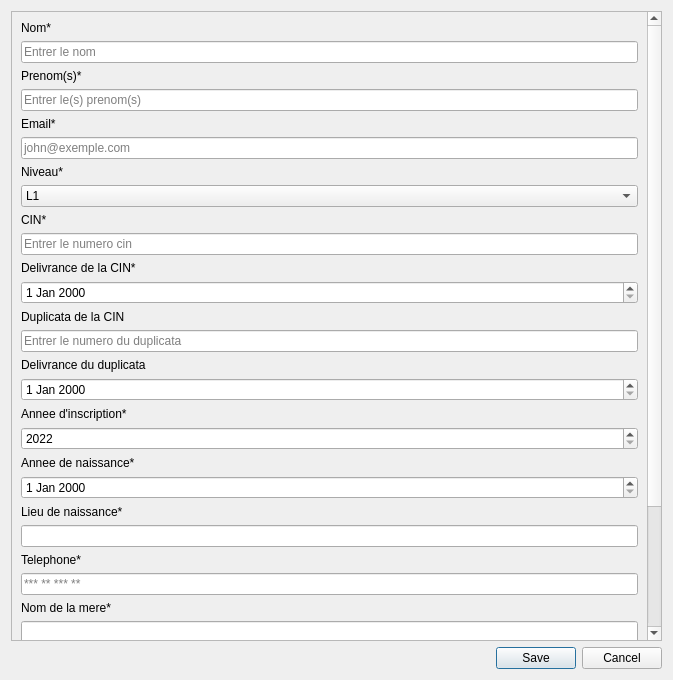
Old version of the form newstudent.ui in the repository RasolomananaOlivier/eni-registration-management.
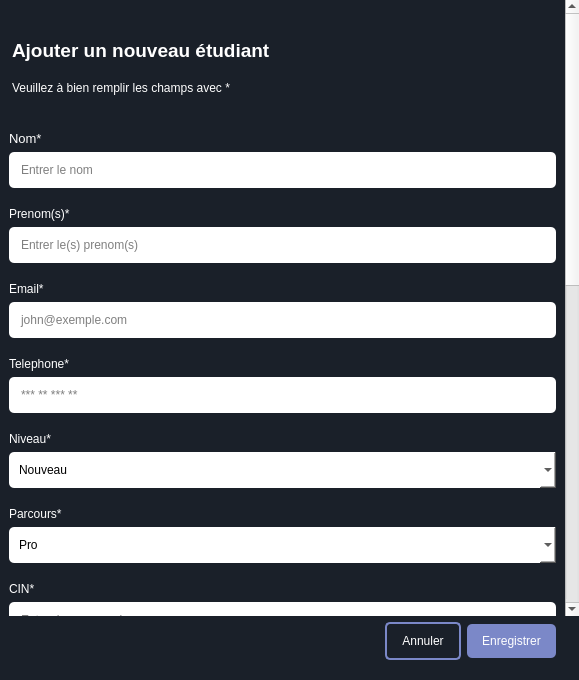
New version of the form. Icons and pictures are not drawn.

The edit to the form file:
```diff
--- a/newstudent.ui
+++ b/newstudent.ui
@@ -6,16 +6,39 @@
    <rect>
     <x>0</x>
     <y>0</y>
-    <width>673</width>
+    <width>579</width>
     <height>680</height>
    </rect>
   </property>
   <property name="windowTitle">
    <string>Dialog</string>
   </property>
-  <layout class="QGridLayout" name="gridLayout">
-   <item row="0" column="0">
+  <property name="styleSheet">
+   <string notr="true">QDialog {
+	background-color : rgb(26, 32, 41);
+}</string>
+  </property>
+  <layout class="QVBoxLayout" name="verticalLayout_18">
+   <property name="leftMargin">
+    <number>0</number>
+   </property>
+   <property name="topMargin">
+    <number>0</number>
+   </property>
+   <property name="rightMargin">
+    <number>0</number>
+   </property>
+   <property name="bottomMargin">
+    <number>0</number>
+   </property>
+   <item>
     <widget class="QScrollArea" name="scrollArea">
+     <property name="styleSheet">
+      <string notr="true">QScrollArea { 
+	background-color : transparent;
+	border: none;
+}</string>
+     </property>
      <property name="widgetResizable">
       <bool>true</bool>
      </property>
@@ -23,23 +46,66 @@
       <property name="geometry">
        <rect>
         <x>0</x>
-        <y>0</y>
-        <width>639</width>
-        <height>800</height>
+        <y>-737</y>
+        <width>565</width>
+        <height>1350</height>
        </rect>
       </property>
+      <property name="styleSheet">
+       <string notr="true">QWidget { 
+	background-color : transparent;
+}</string>
+      </property>
       <layout class="QVBoxLayout" name="verticalLayout">
+       <item>
+        <widget class="QLabel" name="label_17">
+         <property name="styleSheet">
+          <string notr="true">QLabel {
+	margin : 30px 0px 0px 0px;
+}</string>
+         </property>
+         <property name="text">
+          <string>&lt;html&gt;&lt;head/&gt;&lt;body&gt;&lt;p&gt;&lt;span style=&quot; font-size:14pt; font-weight:600; color:#ffffff;&quot;&gt;Ajouter un nouveau étudiant&lt;/span&gt;&lt;/p&gt;&lt;/body&gt;&lt;/html&gt;</string>
+         </property>
+        </widget>
+       </item>
        <item>
         <layout class="QVBoxLayout" name="verticalLayout_2">
+         <property name="topMargin">
+          <number>13</number>
+         </property>
+         <property name="bottomMargin">
+          <number>13</number>
+         </property>
+         <item>
+          <widget class="QLabel" name="label_18">
+           <property name="styleSheet">
+            <string notr="true">QLabel {
+	margin : 0px 0px 30px 0px;
+}</string>
+           </property>
+           <property name="text">
+            <string>&lt;html&gt;&lt;head/&gt;&lt;body&gt;&lt;p&gt;&lt;span style=&quot; color:#ffffff;&quot;&gt;Veuillez à bien remplir les champs avec *&lt;/span&gt;&lt;/p&gt;&lt;/body&gt;&lt;/html&gt;</string>
+           </property>
+          </widget>
+         </item>
          <item>
           <widget class="QLabel" name="label">
            <property name="text">
-            <string>Nom*</string>
+            <string>&lt;html&gt;&lt;head/&gt;&lt;body&gt;&lt;p&gt;&lt;span style=&quot; font-size:10pt; color:#ffffff;&quot;&gt;Nom*&lt;/span&gt;&lt;/p&gt;&lt;/body&gt;&lt;/html&gt;</string>
            </property>
           </widget>
          </item>
          <item>
           <widget class="QLineEdit" name="lastname">
+           <property name="styleSheet">
+            <string notr="true">QLineEdit {
+	border-radius : 5px;
+	padding : 10px;
+	background-color : white;
+}
+</string>
+           </property>
            <property name="placeholderText">
             <string>Entrer le nom</string>
            </property>
@@ -49,8 +115,20 @@
        </item>
        <item>
         <layout class="QVBoxLayout" name="verticalLayout_7">
+         <property name="topMargin">
+          <number>0</number>
+         </property>
+         <property name="bottomMargin">
+          <number>13</number>
+         </property>
          <item>
           <widget class="QLabel" name="label_6">
+           <property name="styleSheet">
+            <string notr="true">QLabel {
+	color : white;
+	font-size : 12px;
+}</string>
+           </property>
            <property name="text">
             <string>Prenom(s)*</string>
            </property>
@@ -58,6 +136,14 @@
          </item>
          <item>
           <widget class="QLineEdit" name="firstname">
+           <property name="styleSheet">
+            <string notr="true">QLineEdit {
+	border-radius : 5px;
+	padding : 10px;
+	background-color : white;
+}
+</string>
+           </property>
            <property name="placeholderText">
             <string>Entrer le(s) prenom(s)</string>
            </property>
@@ -67,8 +153,20 @@
        </item>
        <item>
         <layout class="QVBoxLayout" name="verticalLayout_9">
+         <property name="topMargin">
+          <number>0</number>
+         </property>
+         <property name="bottomMargin">
+          <number>13</number>
+         </property>
          <item>
           <widget class="QLabel" name="label_8">
+           <property name="styleSheet">
+            <string notr="true">QLabel {
+	color : white;
+	font-size : 12px;
+}</string>
+           </property>
            <property name="text">
             <string>Email*</string>
            </property>
@@ -76,6 +174,14 @@
          </item>
          <item>
           <widget class="QLineEdit" name="email">
+           <property name="styleSheet">
+            <string notr="true">QLineEdit {
+	border-radius : 5px;
+	padding : 10px;
+	background-color : white;
+}
+</string>
+           </property>
            <property name="placeholderText">
             <string>john@exemple.com</string>
            </property>
@@ -83,10 +189,54 @@
          </item>
         </layout>
        </item>
+       <item>
+        <layout class="QVBoxLayout" name="verticalLayout_14">
+         <property name="bottomMargin">
+          <number>13</number>
+         </property>
+         <item>
+          <widget class="QLabel" name="label_13">
+           <property name="styleSheet">
+            <string notr="true">QLabel {
+	color : white;
+	font-size : 12px;
+}</string>
+           </property>
+           <property name="text">
+            <string>Telephone*</string>
+           </property>
+          </widget>
+         </item>
+         <item>
+          <widget class="QLineEdit" name="phone">
+           <property name="styleSheet">
+            <string notr="true">QLineEdit {
+	border-radius : 5px;
+	padding : 10px;
+	background-color : white;
+}
+</string>
+           </property>
+           <property name="placeholderText">
+            <string>*** ** *** **</string>
+           </property>
+          </widget>
+         </item>
+        </layout>
+       </item>
        <item>
         <layout class="QVBoxLayout" name="verticalLayout_3">
+         <property name="bottomMargin">
+          <number>13</number>
+         </property>
          <item>
           <widget class="QLabel" name="label_2">
+           <property name="styleSheet">
+            <string notr="true">QLabel {
+	color : white;
+	font-size : 12px;
+}</string>
+           </property>
            <property name="text">
             <string>Niveau*</string>
            </property>
@@ -94,6 +244,19 @@
          </item>
          <item>
           <widget class="QComboBox" name="level">
+           <property name="styleSheet">
+            <string notr="true">QComboBox {
+	border-radius : 5px;
+	padding : 10px;
+	background-color : white;
+}
+</string>
+           </property>
+           <item>
+            <property name="text">
+             <string>Nouveau</string>
+            </property>
+           </item>
            <item>
             <property name="text">
              <string>L1</string>
@@ -123,10 +286,71 @@
          </item>
         </layout>
        </item>
+       <item>
+        <layout class="QVBoxLayout" name="verticalLayout_17">
+         <property name="bottomMargin">
+          <number>13</number>
+         </property>
+         <item>
+          <widget class="QLabel" name="label_16">
+           <property name="styleSheet">
+            <string notr="true">QLabel {
+	color : white;
+	font-size : 12px;
+}</string>
+           </property>
+           <property name="text">
+            <string>Parcours*</string>
+           </property>
+          </widget>
+         </item>
+         <item>
+          <widget class="QComboBox" name="category">
+           <property name="styleSheet">
+            <string notr="true">QComboBox {
+	border-radius : 5px;
+	padding : 10px;
+	background-color : white;
+}
+</string>
+           </property>
+           <item>
+            <property name="text">
+             <string>Pro</string>
+            </property>
+           </item>
+           <item>
+            <property name="text">
+             <string>Gb</string>
+            </property>
+           </item>
+           <item>
+            <property name="text">
+             <string>Sr</string>
+            </property>
+           </item>
+           <item>
+            <property name="text">
+             <string>Ig</string>
+            </property>
+           </item>
+          </widget>
+         </item>
+        </layout>
+       </item>
        <item>
         <layout class="QVBoxLayout" name="verticalLayout_10">
+         <property name="bottomMargin">
+          <number>13</number>
+         </property>
          <item>
           <widget class="QLabel" name="label_9">
+           <property name="styleSheet">
+            <string notr="true">QLabel {
+	color : white;
+	font-size : 12px;
+}</string>
+           </property>
            <property name="text">
             <string>CIN*</string>
            </property>
@@ -134,6 +358,14 @@
          </item>
          <item>
           <widget class="QLineEdit" name="cin">
+           <property name="styleSheet">
+            <string notr="true">QLineEdit {
+	border-radius : 5px;
+	padding : 10px;
+	background-color : white;
+}
+</string>
+           </property>
            <property name="text">
             <string/>
            </property>
@@ -146,22 +378,49 @@
        </item>
        <item>
         <layout class="QVBoxLayout" name="verticalLayout_4">
+         <property name="topMargin">
+          <number>13</number>
+         </property>
          <item>
           <widget class="QLabel" name="label_3">
+           <property name="styleSheet">
+            <string notr="true">QLabel {
+	color : white;
+	font-size : 12px;
+}</string>
+           </property>
            <property name="text">
             <string>Delivrance de la CIN*</string>
            </property>
           </widget>
          </item>
          <item>
-          <widget class="QDateEdit" name="deliveranceDate"/>
+          <widget class="QDateEdit" name="deliveranceDate">
+           <property name="styleSheet">
+            <string notr="true">QDateEdit {
+	border-radius : 5px;
+	padding : 10px;
+	background-color : white;
+}
+</string>
+           </property>
+          </widget>
          </item>
         </layout>
        </item>
        <item>
         <layout class="QVBoxLayout" name="verticalLayout_8">
+         <property name="topMargin">
+          <number>13</number>
+         </property>
          <item>
           <widget class="QLabel" name="label_7">
+           <property name="styleSheet">
+            <string notr="true">QLabel {
+	color : white;
+	font-size : 12px;
+}</string>
+           </property>
            <property name="text">
             <string>Duplicata de la CIN</string>
            </property>
@@ -169,6 +428,14 @@
          </item>
          <item>
           <widget class="QLineEdit" name="duplicata">
+           <property name="styleSheet">
+            <string notr="true">QLineEdit {
+	border-radius : 5px;
+	padding : 10px;
+	background-color : white;
+}
+</string>
+           </property>
            <property name="placeholderText">
             <string>Entrer le numero du duplicata</string>
            </property>
@@ -178,22 +445,49 @@
        </item>
        <item>
         <layout class="QVBoxLayout" name="verticalLayout_5">
+         <property name="topMargin">
+          <number>13</number>
+         </property>
          <item>
           <widget class="QLabel" name="label_4">
+           <property name="styleSheet">
+            <string notr="true">QLabel {
+	color : white;
+	font-size : 12px;
+}</string>
+           </property>
            <property name="text">
             <string>Delivrance du duplicata</string>
            </property>
           </widget>
          </item>
          <item>
-          <widget class="QDateEdit" name="duplicataDate"/>
+          <widget class="QDateEdit" name="duplicataDate">
+           <property name="styleSheet">
+            <string notr="true">QDateEdit {
+	border-radius : 5px;
+	padding : 10px;
+	background-color : white;
+}
+</string>
+           </property>
+          </widget>
          </item>
         </layout>
        </item>
        <item>
         <layout class="QVBoxLayout" name="verticalLayout_11">
+         <property name="topMargin">
+          <number>13</number>
+         </property>
          <item>
           <widget class="QLabel" name="label_10">
+           <property name="styleSheet">
+            <string notr="true">QLabel {
+	color : white;
+	font-size : 12px;
+}</string>
+           </property>
            <property name="text">
             <string>Annee d'inscription*</string>
            </property>
@@ -201,6 +495,14 @@
          </item>
          <item>
           <widget class="QSpinBox" name="inscriptionYear">
+           <property name="styleSheet">
+            <string notr="true">QSpinBox{
+	border-radius : 5px;
+	padding : 10px;
+	background-color : white;
+}
+</string>
+           </property>
            <property name="minimum">
             <number>2022</number>
            </property>
@@ -213,45 +515,63 @@
        </item>
        <item>
         <layout class="QVBoxLayout" name="verticalLayout_6">
+         <property name="topMargin">
+          <number>13</number>
+         </property>
          <item>
           <widget class="QLabel" name="label_5">
+           <property name="styleSheet">
+            <string notr="true">QLabel {
+	color : white;
+	font-size : 12px;
+}</string>
+           </property>
            <property name="text">
             <string>Annee de naissance*</string>
            </property>
           </widget>
          </item>
          <item>
-          <widget class="QDateEdit" name="birthday"/>
+          <widget class="QDateEdit" name="birthday">
+           <property name="styleSheet">
+            <string notr="true">QDateEdit {
+	border-radius : 5px;
+	padding : 10px;
+	background-color : white;
+}
+</string>
+           </property>
+          </widget>
          </item>
         </layout>
        </item>
        <item>
         <layout class="QVBoxLayout" name="verticalLayout_12">
+         <property name="topMargin">
+          <number>13</number>
+         </property>
          <item>
           <widget class="QLabel" name="label_11">
+           <property name="styleSheet">
+            <string notr="true">QLabel {
+	color : white;
+	font-size : 12px;
+}</string>
+           </property>
            <property name="text">
             <string>Lieu de naissance*</string>
            </property>
           </widget>
          </item>
          <item>
-          <widget class="QLineEdit" name="birthplace"/>
-         </item>
-        </layout>
-       </item>
-       <item>
-        <layout class="QVBoxLayout" name="verticalLayout_14">
-         <item>
-          <widget class="QLabel" name="label_13">
-           <property name="text">
-            <string>Telephone*</string>
-           </property>
-          </widget>
-         </item>
-         <item>
-          <widget class="QLineEdit" name="phone">
-           <property name="placeholderText">
-            <string>*** ** *** **</string>
+          <widget class="QLineEdit" name="birthplace">
+           <property name="styleSheet">
+            <string notr="true">QLineEdit {
+	border-radius : 5px;
+	padding : 10px;
+	background-color : white;
+}
+</string>
            </property>
           </widget>
          </item>
@@ -259,36 +579,84 @@
        </item>
        <item>
         <layout class="QVBoxLayout" name="verticalLayout_13">
+         <property name="topMargin">
+          <number>13</number>
+         </property>
          <item>
           <widget class="QLabel" name="label_12">
+           <property name="styleSheet">
+            <string notr="true">QLabel {
+	color : white;
+	font-size : 12px;
+}</string>
+           </property>
            <property name="text">
             <string>Nom de la mere*</string>
            </property>
           </widget>
          </item>
          <item>
-          <widget class="QLineEdit" name="motherName"/>
+          <widget class="QLineEdit" name="motherName">
+           <property name="styleSheet">
+            <string notr="true">QLineEdit {
+	border-radius : 5px;
+	padding : 10px;
+	background-color : white;
+}
+</string>
+           </property>
+          </widget>
          </item>
         </layout>
        </item>
        <item>
         <layout class="QVBoxLayout" name="verticalLayout_15">
+         <property name="topMargin">
+          <number>13</number>
+         </property>
          <item>
           <widget class="QLabel" name="label_14">
+           <property name="styleSheet">
+            <string notr="true">QLabel {
+	color : white;
+	font-size : 12px;
+}</string>
+           </property>
            <property name="text">
             <string>Nom du pere*</string>
            </property>
           </widget>
          </item>
          <item>
-          <widget class="QLineEdit" name="fatherName"/>
+          <widget class="QLineEdit" name="fatherName">
+           <property name="styleSheet">
+            <string notr="true">QLineEdit {
+	border-radius : 5px;
+	padding : 10px;
+	background-color : white;
+}
+</string>
+           </property>
+          </widget>
          </item>
         </layout>
        </item>
        <item>
         <layout class="QVBoxLayout" name="verticalLayout_16">
+         <property name="topMargin">
+          <number>0</number>
+         </property>
+         <property name="bottomMargin">
+          <number>13</number>
+         </property>
          <item>
           <widget class="QLabel" name="label_15">
+           <property name="styleSheet">
+            <string notr="true">QLabel {
+	color : white;
+	font-size : 12px;
+}</string>
+           </property>
            <property name="text">
             <string>Bac*</string>
            </property>
@@ -296,6 +664,14 @@
          </item>
          <item>
           <widget class="QComboBox" name="bac">
+           <property name="styleSheet">
+            <string notr="true">QComboBox {
+	border-radius : 5px;
+	padding : 10px;
+	background-color : white;
+}
+</string>
+           </property>
            <item>
             <property name="text">
              <string>C</string>
@@ -320,54 +696,79 @@
          </item>
         </layout>
        </item>
-       <item>
-        <layout class="QVBoxLayout" name="verticalLayout_17">
-         <item>
-          <widget class="QLabel" name="label_16">
-           <property name="text">
-            <string>Parcours*</string>
-           </property>
-          </widget>
-         </item>
-         <item>
-          <widget class="QComboBox" name="category">
-           <item>
-            <property name="text">
-             <string>Pro</string>
-            </property>
-           </item>
-           <item>
-            <property name="text">
-             <string>Gb</string>
-            </property>
-           </item>
-           <item>
-            <property name="text">
-             <string>Sr</string>
-            </property>
-           </item>
-           <item>
-            <property name="text">
-             <string>Ig</string>
-            </property>
-           </item>
-          </widget>
-         </item>
-        </layout>
-       </item>
       </layout>
      </widget>
     </widget>
    </item>
-   <item row="1" column="0">
-    <widget class="QDialogButtonBox" name="buttonBox">
-     <property name="orientation">
-      <enum>Qt::Horizontal</enum>
+   <item>
+    <layout class="QHBoxLayout" name="horizontalLayout">
+     <property name="leftMargin">
+      <number>0</number>
      </property>
-     <property name="standardButtons">
-      <set>QDialogButtonBox::Cancel|QDialogButtonBox::Save</set>
+     <property name="rightMargin">
+      <number>23</number>
      </property>
-    </widget>
+     <property name="bottomMargin">
+      <number>20</number>
+     </property>
+     <item>
+      <spacer name="horizontalSpacer">
+       <property name="orientation">
+        <enum>Qt::Horizontal</enum>
+       </property>
+       <property name="sizeHint" stdset="0">
+        <size>
+         <width>40</width>
+         <height>20</height>
+        </size>
+       </property>
+      </spacer>
+     </item>
+     <item>
+      <widget class="QPushButton" name="cancelBtn">
+       <property name="styleSheet">
+        <string notr="true">QPushButton {
+	background-color :transparent;
+	border: 2px solid rgb(123, 136, 200);
+	color : white;
+	border-radius : 5px;
+	padding : 10px 15px;
+}
+</string>
+       </property>
+       <property name="text">
+        <string>Annuler</string>
+       </property>
+       <property name="icon">
+        <iconset resource="images.qrc">
+         <normaloff>:/images/icons8-close-48.png</normaloff>:/images/icons8-close-48.png</iconset>
+       </property>
+      </widget>
+     </item>
+     <item>
+      <widget class="QPushButton" name="saveBtn">
+       <property name="styleSheet">
+        <string notr="true">QPushButton {
+	background-color :rgb(123, 136, 200);
+	border: none;
+	color : white;
+	border-radius : 5px;
+	padding : 10px 15px;
+}
+QPushButton:active {
+	background-color :rgb(140, 150, 255);
+}</string>
+       </property>
+       <property name="text">
+        <string>Enregistrer</string>
+       </property>
+       <property name="icon">
+        <iconset resource="images.qrc">
+         <normaloff>:/images/icons8-save-94.png</normaloff>:/images/icons8-save-94.png</iconset>
+       </property>
+      </widget>
+     </item>
+    </layout>
    </item>
   </layout>
  </widget>
```
Left out of the diff: 39 changed lines with no effect on the pictures.
